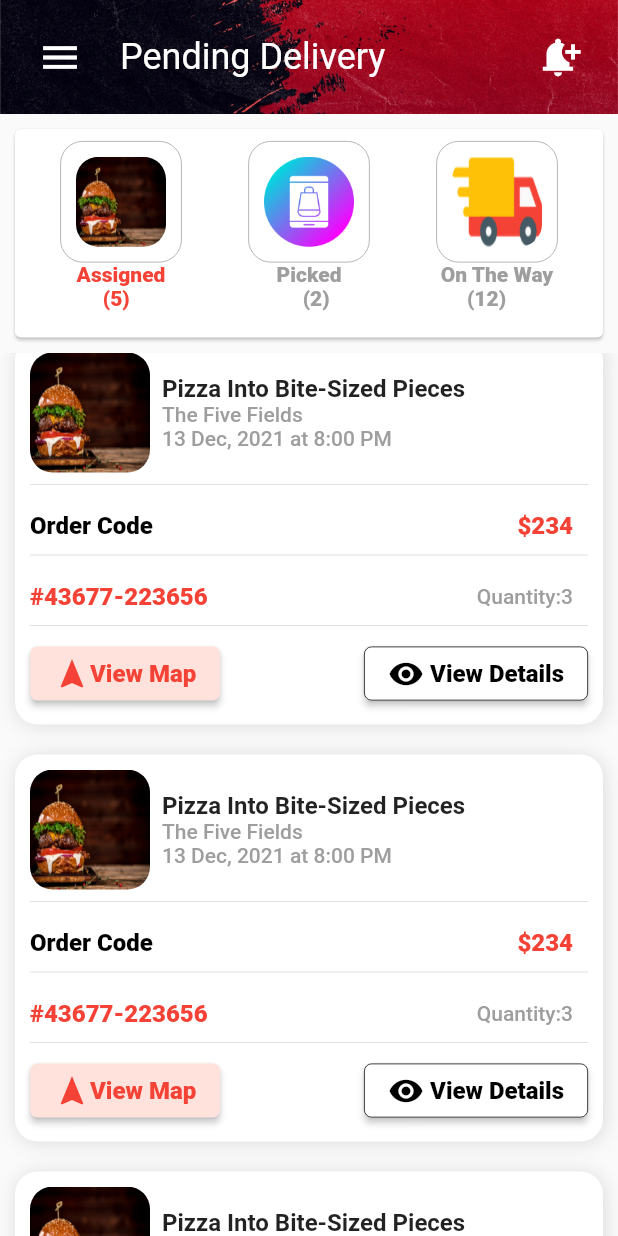
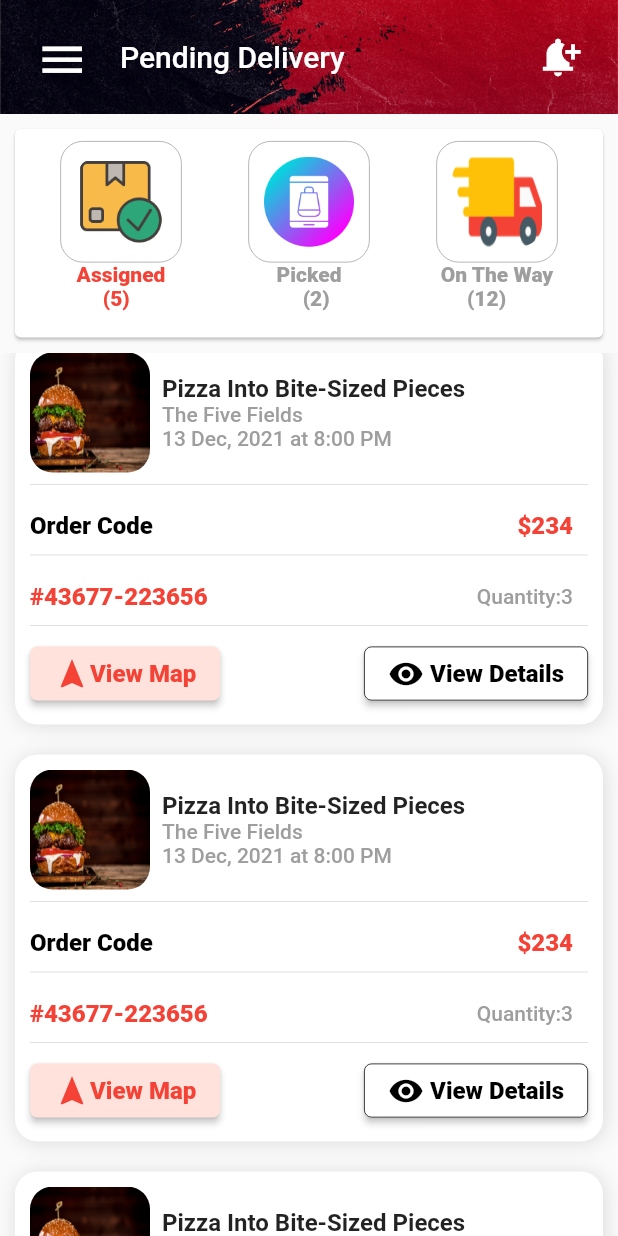
Before and after one commit to omarparvezmiaji/E-Commerce_Delivery_App, a Flutter app: the PendingDelivery screen opened directly, scrolled down 576 dp, after a tap on the "menu" icon, after a tap on the "notification add" icon, on a phone screen of 412 x 824 dp. Run offline on Flutter 3.47's test engine with Material 2 defaults, Android fonts, the phone set to English and light mode, and no system bars; our stand-ins replace flutter_svg, iconsax, page_transition, shared_preferences; accounts and stored records are empty.

Commit message:
version 25.08.2022 by Parvez

```diff
--- a/lib/common_widgets/app_text.dart
+++ b/lib/common_widgets/app_text.dart
@@ -24,8 +24,10 @@ import 'package:flutter/material.dart';
 
       style: TextStyle(
         fontSize: fontSize,
-        fontWeight: fontWeight == null? null : FontWeight.normal,
-        color: color == null ? null: color,
+       // fontWeight: fontWeight == null? null : FontWeight.normal,
+        fontWeight: fontWeight ?? FontWeight.normal,
+        //color: color == null ? null: color,
+        color:  color,
       ),
     );
   }
--- a/lib/common_widgets/dropDownList.dart
+++ b/lib/common_widgets/dropDownList.dart
@@ -61,7 +61,6 @@
 
 import 'package:delivery_app/common_widgets/app_text.dart';
 import 'package:delivery_app/styles/colors.dart';
-import 'package:flutter/foundation.dart';
 import 'package:flutter/material.dart';
 class DropdownDemo extends StatefulWidget {
   const DropdownDemo({Key? key}) : super(key: key);
@@ -81,6 +80,8 @@ class _DropdownDemoState extends State<DropdownDemo> {
             // Step 2.
             DropdownButton<String>(
               // Step 3.
+
+
               value: dropdownValue,
               // Step 4.
               items: <String>['Today', 'Last Day', 'Last Week', 'Last Month']
@@ -91,6 +92,7 @@ class _DropdownDemoState extends State<DropdownDemo> {
                 );
               }).toList(),
               // Step 5.
+
               onChanged: (String? newValue) {
                 setState(() {
                   dropdownValue = newValue!;
--- a/lib/common_widgets/input_text.dart
+++ b/lib/common_widgets/input_text.dart
@@ -69,7 +69,7 @@ inputText(
           readOnly: readOnly ?? false,
           decoration: InputDecoration(
               counter: const Offstage(),
-              hintText: '$hintText',
+              hintText: hintText,
               border: InputBorder.none,
               filled: true,
               isCollapsed: true,
--- a/lib/common_widgets/my_app_bar.dart
+++ b/lib/common_widgets/my_app_bar.dart
@@ -1,4 +1,3 @@
-
 import 'package:flutter/material.dart';
 import 'package:page_transition/page_transition.dart';
 
@@ -6,23 +5,23 @@ import '../screens/Notifications/notification.dart';
 import '../styles/colors.dart';
 import 'app_text.dart';
 
-myAppBar({context, title, page}) {
+myAppBar({context, title, fontSize, page}) {
   return Container(
-
     decoration: const BoxDecoration(
-      //borderRadius: BorderRadius.circular(15),
-        image: DecorationImage(
-            image: AssetImage(
-              "assets/banner.jpg",
-            ),
-            fit: BoxFit.cover)),
+      image: DecorationImage(
+          image: AssetImage(
+            "assets/banner.jpg",
+          ),
+          fit: BoxFit.cover),
+    ),
     child: Padding(
-      padding: const EdgeInsets.only(top: 10.0,bottom: 10.0),
+      padding: const EdgeInsets.only(top: 10.0, bottom: 10.0),
       child: ListTile(
         leading: Builder(
           builder: (context) => IconButton(
             icon: const Icon(
-              Icons.menu,size: 30,
+              Icons.menu,
+              size: 35,
               color: Colors.white,
             ),
             onPressed: () => Scaffold.of(context).openDrawer(),
@@ -34,25 +33,20 @@ myAppBar({context, title, page}) {
             //           child:  ProfilePage(),
             //           type: PageTransitionType.rightToLeft));
             // },
-
-
-
-
-
           ),
         ),
-        title:AppText(text: title,fontSize: 24.0, fontWeight: FontWeight.w900, color: AppColors.lightColor),
-       // title:AppText(text: title,fontSize:  24.0,fontWeight:  FontWeight.bold,color: Colors.white),
-        // trailing: Icon(trailing, size: 30),
-        trailing:  IconButton(
+        title: AppText(
+            text: title,
+            fontSize: fontSize ?? 20.0,
+            fontWeight: FontWeight.w500,
+            color: AppColors.lightColor),
+
+        trailing: IconButton(
             onPressed: () {
               page == 'Notifications'
                   ? null
-
-
-
-
-                  : Navigator.of(context).push(MaterialPageRoute(builder: (context) => NotificationScreen()));
+                  : Navigator.of(context).push(MaterialPageRoute(
+                      builder: (context) => NotificationScreen()));
               // page == 'Notifications'
               //     ? null
               //     : Navigator.push(
@@ -60,9 +54,9 @@ myAppBar({context, title, page}) {
               //     PageTransition(
               //         child: const NotificationScreen(),
               //         type: PageTransitionType.leftToRight));
-
             },
-            icon: const Icon(Icons.notification_add,size: 30, color: AppColors.lightColor)),
+            icon: const Icon(Icons.notification_add,
+                size: 30, color: AppColors.lightColor)),
       ),
     ),
   );
--- a/lib/controller/api_controller.dart
+++ b/lib/controller/api_controller.dart
@@ -8,8 +8,6 @@ var baseUrl = 'https://app.sarabosorekrate.com/api';
 
 
 SharedPreferences? prefs;
-
-
 
 Future login({phone, password}) async{
 
--- a/lib/main.dart
+++ b/lib/main.dart
@@ -40,11 +40,13 @@ class MyApp extends StatelessWidget {
 
       home:
 
-      LoginPage(),
+      //CompletedDeliveryItems(),
+
+     // LoginPage(),
 
 //   LoginScreen(),
 
-     // Dashboard(),
+     Dashboard(),
 
 
      // const AnimatedSplashScreen(),
--- a/lib/modelClass/model.dart
+++ b/lib/modelClass/model.dart
@@ -9,6 +9,7 @@ import 'package:delivery_app/screens/Total%20Collection/total_collected.dart';
 import 'package:flutter/material.dart';
 
 import '../screens/Pending_Delivery/pending_delivery_main.dart';
+import '../screens/complete_delivery/completed_delivery_items.dart';
 
 class DashBoardModel {
   var name;
@@ -25,7 +26,7 @@ var demoDashBoardModel = [
       name: "Complete Delivery",
       imagePath: "assets/dashboard/complet.png",
       counter: 0,
-      pageName: Navigator_Page()),
+      pageName:  CompletedDeliveryItems()),
   DashBoardModel(
       name: "Pending Delivery",
       imagePath: "assets/dashboard/pending.png",
--- a/lib/screens/Notifications/notification.dart
+++ b/lib/screens/Notifications/notification.dart
@@ -4,6 +4,7 @@ import 'package:flutter/material.dart';
 import '../../common_widgets/my_app_bar.dart';
 import '../../modelClass/details_order_card.dart';
 import '../../modelClass/order_card.dart';
+import '../complete_delivery/completed_delivery_items.dart';
 
 class NotificationScreen extends StatefulWidget {
   const NotificationScreen({Key? key}) : super(key: key);
@@ -48,12 +49,13 @@ class _NotificationScreenState extends State<NotificationScreen> {
                   ],
                 ),
               ),
-
+            //  collectCard(context: context),
             // detailsOrderCard(),
               orderCard( context:context,
                 time: 'Now',
                 color: const Color(0xfffff4f2),
               ),
+
               const Text(
                 '     Yesterday',
                 style: TextStyle(
--- a/lib/screens/Pending_Delivery/pending_delivery_main.dart
+++ b/lib/screens/Pending_Delivery/pending_delivery_main.dart
@@ -64,14 +64,15 @@ class _PendingDeliveryState extends State<PendingDelivery>
                       //
                       // Text('Picked (2)'),
                       // Text('Assigned (5)'),
-                      tabWidget(text: 'Assigned\n     (5)'),
+                      tabWidget(
+                          text: 'Assigned\n     (5)',
+                          imagePath: "assets/dashboard/complet.png"),
                       tabWidget(
                           text: 'Picked\n     (2)',
                           imagePath: "assets/dashboard/collection.png"),
                       tabWidget(
-                        text: 'On The Way\n     (12)',
-                        imagePath: 'assets/complete delivery.png',
-                      ),
+                          text: 'On The Way\n     (12)',
+                          imagePath: 'assets/complete delivery.png'),
                     ]),
               ),
             ),
--- a/lib/screens/ProfilePage.dart
+++ b/lib/screens/ProfilePage.dart
@@ -2,6 +2,7 @@
 
 import 'package:flutter/material.dart';
 
+import '../common_widgets/Drawer.dart';
 import '../common_widgets/my_app_bar.dart';
 
 class ProfilePage extends StatefulWidget {
@@ -23,6 +24,7 @@ class MapScreenState extends State<ProfilePage>
   @override
   Widget build(BuildContext context) {
     return  Scaffold(
+        drawer: myDrawer(context),
         body:  Container(
           color: Colors.white,
           child:  ListView(
--- a/lib/screens/Total Collection/total_collected.dart
+++ b/lib/screens/Total Collection/total_collected.dart
@@ -6,6 +6,8 @@ import 'package:delivery_app/modelClass/model.dart';
 import 'package:delivery_app/styles/colors.dart';
 import 'package:flutter/material.dart';
 import 'package:flutter_svg/flutter_svg.dart';
+
+import '../../common_widgets/Drawer.dart';
 // import 'package:flutter/src/widgets/framework.dart';
 
 class Total_Collected extends StatefulWidget {
@@ -76,6 +78,7 @@ class _Total_CollectedState extends State<Total_Collected> {
 
 
     return Scaffold(
+      drawer: myDrawer(context),
       body: SafeArea(
         child: SingleChildScrollView(
           child: Column(
--- a/lib/screens/dashboard/dashboard_screen.dart
+++ b/lib/screens/dashboard/dashboard_screen.dart
@@ -1,13 +1,10 @@
 import 'package:delivery_app/common_widgets/Drawer.dart';
-import 'package:delivery_app/common_widgets/app_banner.dart';
-import 'package:delivery_app/common_widgets/app_button.dart';
+
 import 'package:delivery_app/common_widgets/app_text.dart';
 import 'package:delivery_app/common_widgets/my_app_bar.dart';
 import 'package:delivery_app/modelClass/model.dart';
-import 'package:delivery_app/screens/notification.dart';
 import 'package:delivery_app/styles/colors.dart';
 import 'package:flutter/material.dart';
-import 'package:flutter_svg/flutter_svg.dart';
 
 class Dashboard extends StatefulWidget {
   const Dashboard({Key? key}) : super(key: key);
--- a/lib/screens/login.dart
+++ b/lib/screens/login.dart
@@ -6,6 +6,7 @@ import 'package:delivery_app/screens/dashboard/dashboard_screen.dart';
 //import 'package:delivery_app/dashboard/dashboard_screen.dart';
 import 'package:delivery_app/modelClass/api_request/api.dart';
 import 'package:delivery_app/navigator/navigator.dart';
+import 'package:delivery_app/screens/login_screen.dart';
 import 'package:delivery_app/styles/colors.dart';
 import 'package:flutter/material.dart';
 
@@ -146,7 +147,8 @@ class _LoginPageState extends State<LoginPage> {
         if (emailController.text != '' && passwordController.text != '') {
           Navigator.of(context).pushReplacement(MaterialPageRoute(
             builder: (BuildContext context) {
-              return const Dashboard();
+            //  return const Dashboard();
+              return  LoginScreen();
             },
           ));
           login(phone: emailController.text, password: passwordController.text);
--- a/lib/screens/profile_details.dart
+++ b/lib/screens/profile_details.dart
@@ -1,6 +1,7 @@
 import 'package:flutter/material.dart';
 import 'package:flutter_svg/svg.dart';
 
+import '../common_widgets/Drawer.dart';
 import '../common_widgets/app_custom_buttom.dart';
 import '../common_widgets/my_app_bar.dart';
 
@@ -12,6 +13,7 @@ class ProfileDetails extends StatelessWidget {
     Size _size = MediaQuery.of(context).size;
     return SafeArea(
       child: Scaffold(
+        drawer: myDrawer(context),
         body: Column(
           children: [
             myAppBar(context: context, title: 'Profile', page: 'Profile'),
```
Also changed, not shown: lib/screens/Earning/earning.dart (+29 -26 lines), lib/screens/Pending_Delivery/picked_screen.dart (+8 -6 lines), lib/screens/complete_delivery/completed_delivery_items.dart (+109 -61 lines), assets/images/assignedpic.webp (added).
